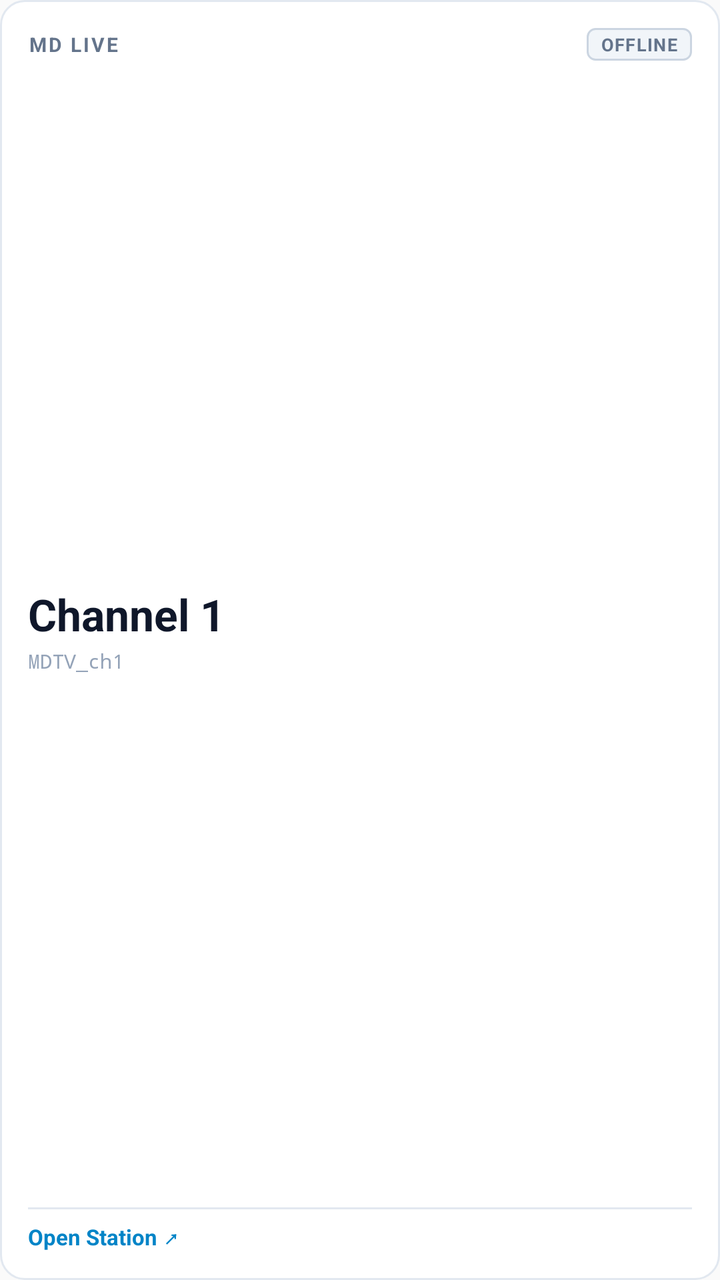
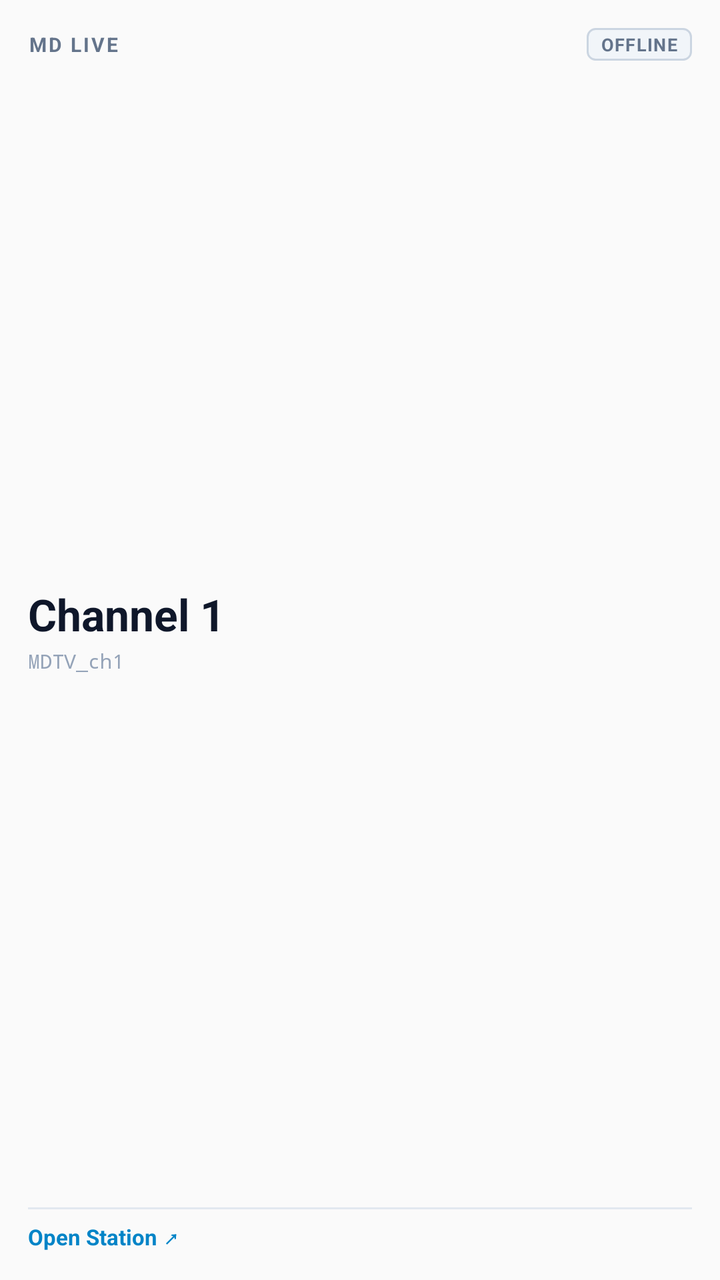

Compare the two renders of this Android layout. The source of the first and the diff that turns it into the second are given below.
<!-- AndroidManifest.xml: application theme AppTheme -->
<!-- res/layout/widget_md_live.xml -->
<?xml version="1.0" encoding="utf-8"?>
<LinearLayout xmlns:android="http://schemas.android.com/apk/res/android"
    android:id="@+id/widget_live_root"
    android:layout_width="match_parent"
    android:layout_height="match_parent"
    android:orientation="vertical"
    android:background="@drawable/widget_surface_bg"
    android:padding="14dp">

    
    <LinearLayout
        android:id="@+id/widget_live_top_row"
        android:layout_width="match_parent"
        android:layout_height="wrap_content"
        android:orientation="horizontal"
        android:gravity="center_vertical">

        <TextView
            android:id="@+id/widget_live_brand"
            android:layout_width="0dp"
            android:layout_height="wrap_content"
            android:layout_weight="1"
            android:text="MD LIVE"
            android:textSize="10sp"
            android:textStyle="bold"
            android:letterSpacing="0.1"
            android:textColor="#64748B" />

        <TextView
            android:id="@+id/widget_live_status"
            android:layout_width="wrap_content"
            android:layout_height="wrap_content"
            android:text="OFFLINE"
            android:textSize="9sp"
            android:textStyle="bold"
            android:letterSpacing="0.05"
            android:paddingStart="7dp"
            android:paddingEnd="7dp"
            android:paddingTop="2dp"
            android:paddingBottom="2dp"
            android:background="@drawable/widget_live_badge_offline"
            android:textColor="#64748B" />
    </LinearLayout>

    
    <LinearLayout
        android:id="@+id/widget_live_center"
        android:layout_width="match_parent"
        android:layout_height="0dp"
        android:layout_weight="1"
        android:orientation="vertical"
        android:gravity="center_vertical">

        
        <TextView
            android:id="@+id/widget_live_channel"
            android:layout_width="match_parent"
            android:layout_height="wrap_content"
            android:text="Channel 1"
            android:textSize="22sp"
            android:textStyle="bold"
            android:textColor="#0F172A"
            android:maxLines="1"
            android:ellipsize="end" />

        
        <TextView
            android:id="@+id/widget_live_callsign"
            android:layout_width="match_parent"
            android:layout_height="wrap_content"
            android:layout_marginTop="2dp"
            android:text="MDTV_ch1"
            android:fontFamily="monospace"
            android:textSize="10sp"
            android:textColor="#94A3B8"
            android:maxLines="1" />

        
        <TextView
            android:id="@+id/widget_live_now_streaming"
            android:layout_width="match_parent"
            android:layout_height="wrap_content"
            android:layout_marginTop="4dp"
            android:text="🔴 NOW STREAMING"
            android:textSize="10sp"
            android:textStyle="bold"
            android:textColor="#EF4444"
            android:visibility="gone" />
    </LinearLayout>

    
    <TextView
        android:id="@+id/widget_live_tags"
        android:layout_width="match_parent"
        android:layout_height="wrap_content"
        android:layout_marginBottom="6dp"
        android:text="#live #broadcast"
        android:textSize="10sp"
        android:textStyle="bold"
        android:textColor="#0284C7"
        android:visibility="gone" />

    
    <ImageView
        android:id="@+id/widget_live_divider"
        android:layout_width="match_parent"
        android:layout_height="1dp"
        android:layout_marginTop="4dp"
        android:layout_marginBottom="6dp"
        android:src="@drawable/widget_divider"
        android:scaleType="fitXY"
        android:contentDescription="" />

    
    <TextView
        android:id="@+id/widget_live_open"
        android:layout_width="match_parent"
        android:layout_height="wrap_content"
        android:text="Open Station ↗"
        android:textSize="11sp"
        android:textStyle="bold"
        android:textColor="#0284C7" />

</LinearLayout>
<!-- resources referenced by this layout -->
<resources>
  <!-- drawable widget_divider (drawable) -->
  <?xml version="1.0" encoding="utf-8"?>
  <shape xmlns:android="http://schemas.android.com/apk/res/android"
      android:shape="rectangle">
      <solid android:color="#E2E8F0" />
      <size android:height="1dp" />
  </shape>
  <!-- drawable widget_live_badge_offline (drawable) -->
  <?xml version="1.0" encoding="utf-8"?>
  <shape xmlns:android="http://schemas.android.com/apk/res/android"
      android:shape="rectangle">
      <solid android:color="#F1F5F9" />
      <stroke android:width="1dp" android:color="#CBD5E1" />
      <corners android:radius="4dp" />
  </shape>
  <!-- drawable widget_surface_bg (drawable) -->
  <?xml version="1.0" encoding="utf-8"?>
  <shape xmlns:android="http://schemas.android.com/apk/res/android"
      android:shape="rectangle">
      <solid android:color="#FFFFFF" />
      <stroke android:width="1dp" android:color="#E2E8F0" />
      <corners android:radius="12dp" />
  </shape>
  <style name="AppTheme" parent="Theme.AppCompat.Light.DarkActionBar">
          
          <item name="colorPrimary">@color/colorPrimary</item>
          <item name="colorPrimaryDark">@color/colorPrimaryDark</item>
          <item name="colorAccent">@color/colorAccent</item>
      </style>
</resources>

<!-- the commit's change to res/layout/widget_md_live.xml (unified diff, before → after) -->
@@ -1,124 +1,136 @@
 <?xml version="1.0" encoding="utf-8"?>
-<LinearLayout xmlns:android="http://schemas.android.com/apk/res/android"
+<FrameLayout xmlns:android="http://schemas.android.com/apk/res/android"
     android:id="@+id/widget_live_root"
     android:layout_width="match_parent"
-    android:layout_height="match_parent"
-    android:orientation="vertical"
-    android:background="@drawable/widget_surface_bg"
-    android:padding="14dp">
+    android:layout_height="match_parent">
 
-    
+    <ImageView
+        android:id="@+id/widget_live_bg"
+        android:layout_width="match_parent"
+        android:layout_height="match_parent"
+        android:scaleType="fitXY"
+        android:contentDescription="" />
+
     <LinearLayout
-        android:id="@+id/widget_live_top_row"
+        android:id="@+id/widget_live_content"
         android:layout_width="match_parent"
-        android:layout_height="wrap_content"
-        android:orientation="horizontal"
-        android:gravity="center_vertical">
+        android:layout_height="match_parent"
+        android:orientation="vertical"
+        android:padding="14dp">
 
-        <TextView
-            android:id="@+id/widget_live_brand"
-            android:layout_width="0dp"
+        
+        <LinearLayout
+            android:id="@+id/widget_live_top_row"
+            android:layout_width="match_parent"
             android:layout_height="wrap_content"
+            android:orientation="horizontal"
+            android:gravity="center_vertical">
+
+            <TextView
+                android:id="@+id/widget_live_brand"
+                android:layout_width="0dp"
+                android:layout_height="wrap_content"
+                android:layout_weight="1"
+                android:text="MD LIVE"
+                android:textSize="10sp"
+                android:textStyle="bold"
+                android:letterSpacing="0.1"
+                android:textColor="#64748B" />
+
+            <TextView
+                android:id="@+id/widget_live_status"
+                android:layout_width="wrap_content"
+                android:layout_height="wrap_content"
+                android:text="OFFLINE"
+                android:textSize="9sp"
+                android:textStyle="bold"
+                android:letterSpacing="0.05"
+                android:paddingStart="7dp"
+                android:paddingEnd="7dp"
+                android:paddingTop="2dp"
+                android:paddingBottom="2dp"
+                android:background="@drawable/widget_live_badge_offline"
+                android:textColor="#64748B" />
+        </LinearLayout>
+
+        
+        <LinearLayout
+            android:id="@+id/widget_live_center"
+            android:layout_width="match_parent"
+            android:layout_height="0dp"
             android:layout_weight="1"
-            android:text="MD LIVE"
-            android:textSize="10sp"
-            android:textStyle="bold"
-            android:letterSpacing="0.1"
-            android:textColor="#64748B" />
+            android:orientation="vertical"
+            android:gravity="center_vertical">
 
-        <TextView
-            android:id="@+id/widget_live_status"
-            android:layout_width="wrap_content"
-            android:layout_height="wrap_content"
-            android:text="OFFLINE"
-            android:textSize="9sp"
-            android:textStyle="bold"
-            android:letterSpacing="0.05"
-            android:paddingStart="7dp"
-            android:paddingEnd="7dp"
-            android:paddingTop="2dp"
-            android:paddingBottom="2dp"
-            android:background="@drawable/widget_live_badge_offline"
-            android:textColor="#64748B" />
-    </LinearLayout>
+            
+            <TextView
+                android:id="@+id/widget_live_channel"
+                android:layout_width="match_parent"
+                android:layout_height="wrap_content"
+                android:text="Channel 1"
+                android:textSize="22sp"
+                android:textStyle="bold"
+                android:textColor="#0F172A"
+                android:maxLines="1"
+                android:ellipsize="end" />
 
-    
-    <LinearLayout
-        android:id="@+id/widget_live_center"
-        android:layout_width="match_parent"
-        android:layout_height="0dp"
-        android:layout_weight="1"
-        android:orientation="vertical"
-        android:gravity="center_vertical">
+            
+            <TextView
+                android:id="@+id/widget_live_callsign"
+                android:layout_width="match_parent"
+                android:layout_height="wrap_content"
+                android:layout_marginTop="2dp"
+                android:text="MDTV_ch1"
+                android:fontFamily="monospace"
+                android:textSize="10sp"
+                android:textColor="#94A3B8"
+                android:maxLines="1" />
+
+            
+            <TextView
+                android:id="@+id/widget_live_now_streaming"
+                android:layout_width="match_parent"
+                android:layout_height="wrap_content"
+                android:layout_marginTop="4dp"
+                android:text="🔴 NOW STREAMING"
+                android:textSize="10sp"
+                android:textStyle="bold"
+                android:textColor="#EF4444"
+                android:visibility="gone" />
+        </LinearLayout>
 
         
         <TextView
-            android:id="@+id/widget_live_channel"
+            android:id="@+id/widget_live_tags"
             android:layout_width="match_parent"
             android:layout_height="wrap_content"
-            android:text="Channel 1"
-            android:textSize="22sp"
+            android:layout_marginBottom="6dp"
+            android:text="#live #broadcast"
+            android:textSize="10sp"
             android:textStyle="bold"
-            android:textColor="#0F172A"
-            android:maxLines="1"
-            android:ellipsize="end" />
+            android:textColor="#0284C7"
+            android:visibility="gone" />
+
+        
+        <ImageView
+            android:id="@+id/widget_live_divider"
+            android:layout_width="match_parent"
+            android:layout_height="1dp"
+            android:layout_marginTop="4dp"
+            android:layout_marginBottom="6dp"
+            android:src="@drawable/widget_divider"
+            android:scaleType="fitXY"
+            android:contentDescription="" />
 
         
         <TextView
-            android:id="@+id/widget_live_callsign"
+            android:id="@+id/widget_live_open"
             android:layout_width="match_parent"
             android:layout_height="wrap_content"
-            android:layout_marginTop="2dp"
-            android:text="MDTV_ch1"
-            android:fontFamily="monospace"
-            android:textSize="10sp"
-            android:textColor="#94A3B8"
-            android:maxLines="1" />
+            android:text="Open Station ↗"
+            android:textSize="11sp"
+            android:textStyle="bold"
+            android:textColor="#0284C7" />
 
-        
-        <TextView
-            android:id="@+id/widget_live_now_streaming"
-            android:layout_width="match_parent"
-            android:layout_height="wrap_content"
-            android:layout_marginTop="4dp"
-            android:text="🔴 NOW STREAMING"
-            android:textSize="10sp"
-            android:textStyle="bold"
-            android:textColor="#EF4444"
-            android:visibility="gone" />
     </LinearLayout>
-
-    
-    <TextView
-        android:id="@+id/widget_live_tags"
-        android:layout_width="match_parent"
-        android:layout_height="wrap_content"
-        android:layout_marginBottom="6dp"
-        android:text="#live #broadcast"
-        android:textSize="10sp"
-        android:textStyle="bold"
-        android:textColor="#0284C7"
-        android:visibility="gone" />
-
-    
-    <ImageView
-        android:id="@+id/widget_live_divider"
-        android:layout_width="match_parent"
-        android:layout_height="1dp"
-        android:layout_marginTop="4dp"
-        android:layout_marginBottom="6dp"
-        android:src="@drawable/widget_divider"
-        android:scaleType="fitXY"
-        android:contentDescription="" />
-
-    
-    <TextView
-        android:id="@+id/widget_live_open"
-        android:layout_width="match_parent"
-        android:layout_height="wrap_content"
-        android:text="Open Station ↗"
-        android:textSize="11sp"
-        android:textStyle="bold"
-        android:textColor="#0284C7" />
-
-</LinearLayout>
+</FrameLayout>
<!-- resource entries referenced after the edit -->
@@ -15,14 +15,6 @@
       <stroke android:width="1dp" android:color="#CBD5E1" />
       <corners android:radius="4dp" />
   </shape>
-  <!-- drawable widget_surface_bg (drawable) -->
-  <?xml version="1.0" encoding="utf-8"?>
-  <shape xmlns:android="http://schemas.android.com/apk/res/android"
-      android:shape="rectangle">
-      <solid android:color="#FFFFFF" />
-      <stroke android:width="1dp" android:color="#E2E8F0" />
-      <corners android:radius="12dp" />
-  </shape>
   <style name="AppTheme" parent="Theme.AppCompat.Light.DarkActionBar">
           
           <item name="colorPrimary">@color/colorPrimary</item>
